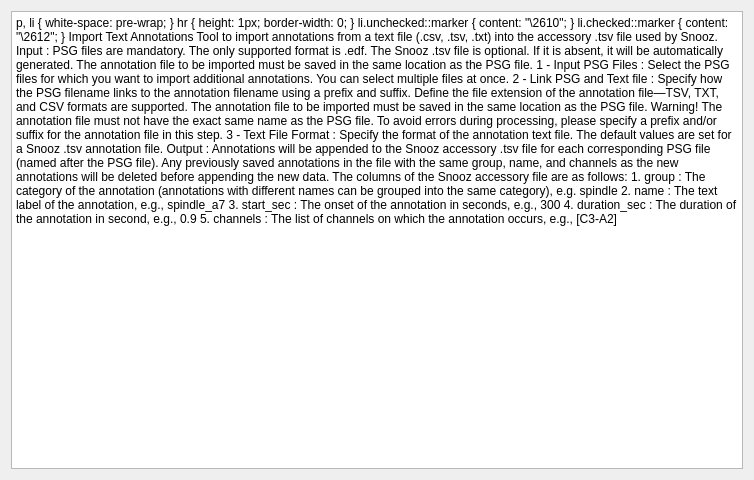
Above: tools/CEAMSTools/ImportTextAnnotations/IntroStep/Ui_IntroStep.ui from SnoozToolbox/snooz-package-ceams before the change. Below: the same form after it.
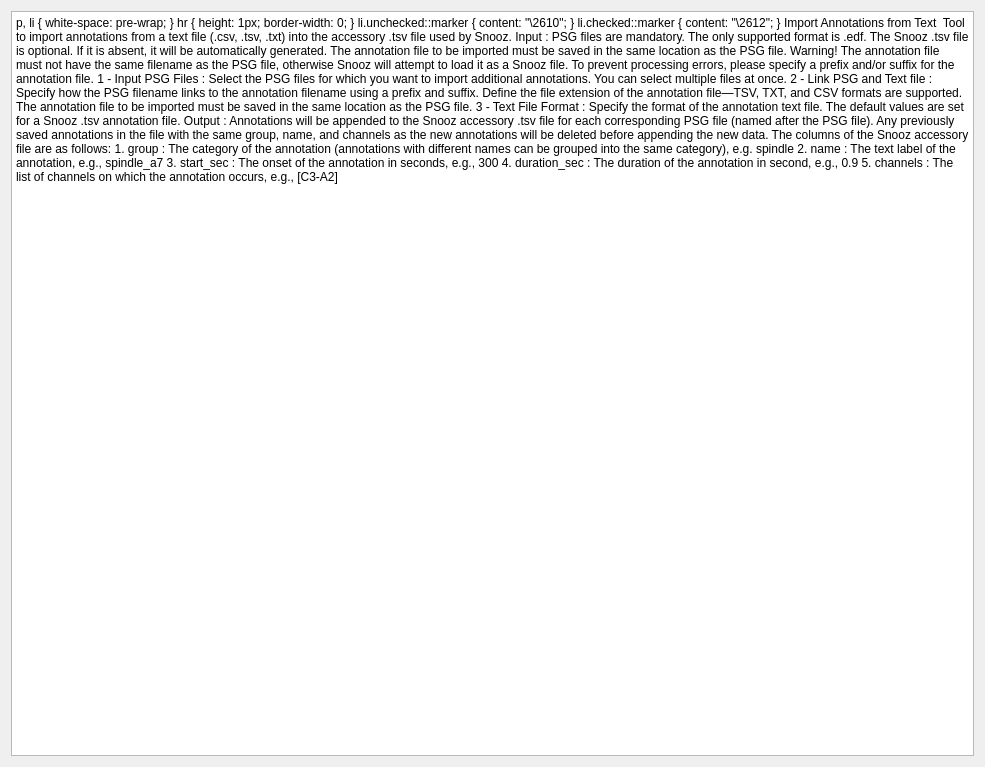
That is the form after the change.

Diff of the .ui file:
```diff
--- a/tools/CEAMSTools/ImportTextAnnotations/IntroStep/Ui_IntroStep.ui
+++ b/tools/CEAMSTools/ImportTextAnnotations/IntroStep/Ui_IntroStep.ui
@@ -6,8 +6,8 @@
    <rect>
     <x>0</x>
     <y>0</y>
-    <width>754</width>
-    <height>480</height>
+    <width>985</width>
+    <height>767</height>
    </rect>
   </property>
   <property name="windowTitle">
@@ -33,7 +33,7 @@
 li.unchecked::marker { content: &quot;\2610&quot;; }
 li.checked::marker { content: &quot;\2612&quot;; }
 &lt;/style&gt;&lt;/head&gt;&lt;body style=&quot; font-family:'Roboto'; font-size:12pt; font-weight:400; font-style:normal;&quot;&gt;
-&lt;p style=&quot; margin-top:0px; margin-bottom:0px; margin-left:0px; margin-right:0px; -qt-block-indent:0; text-indent:0px;&quot;&gt;&lt;span style=&quot; font-weight:600;&quot;&gt;Import Text Annotations&lt;/span&gt;&lt;/p&gt;
+&lt;p style=&quot; margin-top:0px; margin-bottom:0px; margin-left:0px; margin-right:0px; -qt-block-indent:0; text-indent:0px;&quot;&gt;&lt;span style=&quot; font-family:'Aptos','Aptos_EmbeddedFont','Aptos_MSFontService','sans-serif'; font-weight:700; color:#000000; background-color:#ffffff;&quot;&gt;Import Annotations from Text &lt;/span&gt;&lt;/p&gt;
 &lt;p style=&quot;-qt-paragraph-type:empty; margin-top:0px; margin-bottom:0px; margin-left:0px; margin-right:0px; -qt-block-indent:0; text-indent:0px;&quot;&gt;&lt;br /&gt;&lt;/p&gt;
 &lt;p style=&quot; margin-top:0px; margin-bottom:0px; margin-left:0px; margin-right:0px; -qt-block-indent:0; text-indent:0px;&quot;&gt;Tool to import annotations from a text file (.csv, .tsv, .txt) into the accessory .tsv file used by Snooz.&lt;/p&gt;
 &lt;p style=&quot;-qt-paragraph-type:empty; margin-top:0px; margin-bottom:0px; margin-left:0px; margin-right:0px; -qt-block-indent:0; text-indent:0px;&quot;&gt;&lt;br /&gt;&lt;/p&gt;
@@ -42,6 +42,8 @@
 &lt;p style=&quot; margin-top:0px; margin-bottom:0px; margin-left:0px; margin-right:0px; -qt-block-indent:0; text-indent:0px;&quot;&gt;The Snooz .tsv file is optional. If it is absent, it will be automatically generated.&lt;/p&gt;
 &lt;p style=&quot; margin-top:0px; margin-bottom:0px; margin-left:0px; margin-right:0px; -qt-block-indent:0; text-indent:0px;&quot;&gt;The annotation file to be imported must be saved in the same location as the PSG file.&lt;/p&gt;
 &lt;p style=&quot;-qt-paragraph-type:empty; margin-top:0px; margin-bottom:0px; margin-left:0px; margin-right:0px; -qt-block-indent:0; text-indent:0px;&quot;&gt;&lt;br /&gt;&lt;/p&gt;
+&lt;p style=&quot; margin-top:0px; margin-bottom:0px; margin-left:0px; margin-right:0px; -qt-block-indent:0; text-indent:0px;&quot;&gt;&lt;span style=&quot; font-weight:700;&quot;&gt;Warning!&lt;/span&gt;&lt;br /&gt;The annotation file must &lt;span style=&quot; font-weight:700;&quot;&gt;not&lt;/span&gt; have the same filename as the PSG file, otherwise Snooz will attempt to load it as a Snooz file.&lt;br /&gt;To prevent processing errors, please specify a &lt;span style=&quot; font-weight:700;&quot;&gt;prefix&lt;/span&gt; and/or &lt;span style=&quot; font-weight:700;&quot;&gt;suffix&lt;/span&gt; for the annotation file.&lt;/p&gt;
+&lt;p style=&quot;-qt-paragraph-type:empty; margin-top:0px; margin-bottom:0px; margin-left:0px; margin-right:0px; -qt-block-indent:0; text-indent:0px;&quot;&gt;&lt;br /&gt;&lt;/p&gt;
 &lt;p style=&quot; margin-top:0px; margin-bottom:0px; margin-left:0px; margin-right:0px; -qt-block-indent:0; text-indent:0px;&quot;&gt;&lt;span style=&quot; text-decoration: underline;&quot;&gt;1 - Input PSG Files :&lt;/span&gt;&lt;/p&gt;
 &lt;p style=&quot; margin-top:0px; margin-bottom:0px; margin-left:0px; margin-right:0px; -qt-block-indent:0; text-indent:0px;&quot;&gt;Select the PSG files for which you want to import additional annotations. You can select multiple files at once.&lt;/p&gt;
 &lt;p style=&quot;-qt-paragraph-type:empty; margin-top:0px; margin-bottom:0px; margin-left:0px; margin-right:0px; -qt-block-indent:0; text-indent:0px;&quot;&gt;&lt;br /&gt;&lt;/p&gt;
@@ -50,8 +52,6 @@
 &lt;p style=&quot; margin-top:0px; margin-bottom:0px; margin-left:0px; margin-right:0px; -qt-block-indent:0; text-indent:0px;&quot;&gt;Define the file extension of the annotation file—TSV, TXT, and CSV formats are supported.&lt;/p&gt;
 &lt;p style=&quot; margin-top:0px; margin-bottom:0px; margin-left:0px; margin-right:0px; -qt-block-indent:0; text-indent:0px;&quot;&gt;The annotation file to be imported must be saved in the same location as the PSG file.&lt;/p&gt;
 &lt;p style=&quot;-qt-paragraph-type:empty; margin-top:0px; margin-bottom:0px; margin-left:0px; margin-right:0px; -qt-block-indent:0; text-indent:0px;&quot;&gt;&lt;br /&gt;&lt;/p&gt;
-&lt;p style=&quot; margin-top:0px; margin-bottom:0px; margin-left:0px; margin-right:0px; -qt-block-indent:0; text-indent:0px;&quot;&gt;&lt;span style=&quot; font-weight:700;&quot;&gt;Warning!&lt;/span&gt;&lt;br /&gt;The annotation file &lt;span style=&quot; font-weight:700;&quot;&gt;must not have the exact same name&lt;/span&gt; as the PSG file. To avoid errors during processing, please specify a &lt;span style=&quot; font-weight:700;&quot;&gt;prefix and/or suffix&lt;/span&gt; for the annotation file in this step.&lt;/p&gt;
-&lt;p style=&quot;-qt-paragraph-type:empty; margin-top:0px; margin-bottom:0px; margin-left:0px; margin-right:0px; -qt-block-indent:0; text-indent:0px;&quot;&gt;&lt;br /&gt;&lt;/p&gt;
 &lt;p style=&quot; margin-top:0px; margin-bottom:0px; margin-left:0px; margin-right:0px; -qt-block-indent:0; text-indent:0px;&quot;&gt;&lt;span style=&quot; text-decoration: underline;&quot;&gt;3 - Text File Format :&lt;/span&gt; &lt;/p&gt;
 &lt;p style=&quot; margin-top:0px; margin-bottom:0px; margin-left:0px; margin-right:0px; -qt-block-indent:0; text-indent:0px;&quot;&gt;Specify the format of the annotation text file. The default values are set for a Snooz .tsv annotation file.&lt;/p&gt;
 &lt;p style=&quot;-qt-paragraph-type:empty; margin-top:0px; margin-bottom:0px; margin-left:0px; margin-right:0px; -qt-block-indent:0; text-indent:0px;&quot;&gt;&lt;br /&gt;&lt;/p&gt;
```
